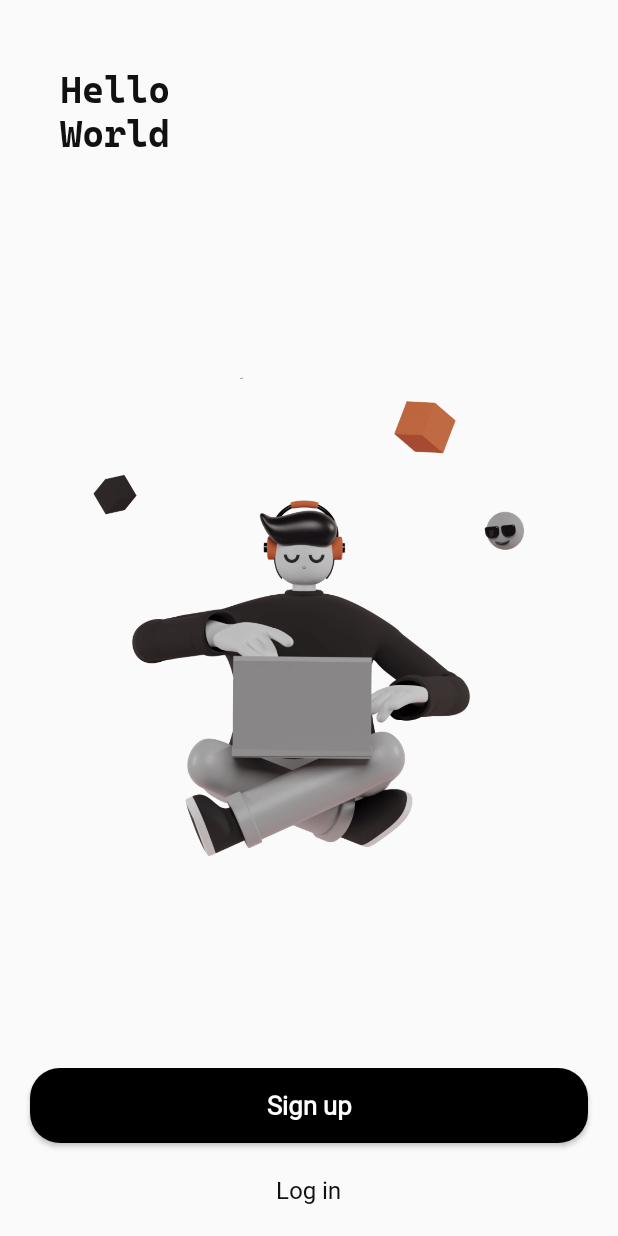
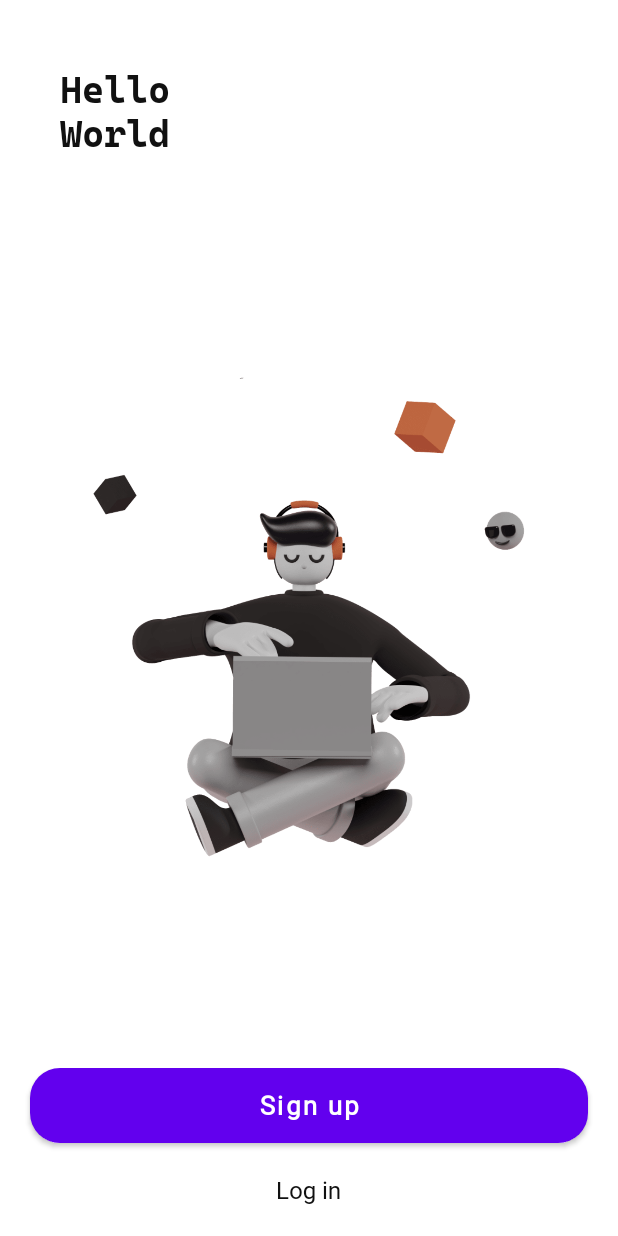
Before and after one commit to Kr-Ludal/Graduation_Project, an Android app: the screen it shows after launch (StartActivity), on a phone screen of 412 x 824 dp. Run offline under Robolectric (Android 15) with nearby library versions, the phone set to English and light mode, and no system bars; our stand-ins replace Firebase (no records; nobody signed in at launch, a user with empty details on screens opened directly); 1 statement that could not run was skipped.

Commit message:
테마 변경시 버튼 작동 불가로 인하여 테마 재변경

```diff
--- a/app/src/main/java/com/example/graduation_project/ui/Write/WriteActivity.kt
+++ b/app/src/main/java/com/example/graduation_project/ui/Write/WriteActivity.kt
@@ -36,7 +36,7 @@ class WriteActivity : AppCompatActivity() {
             .get(WriteViewModel::class.java)
 
         when (languageType) {
-            1 -> {code_editor.setEditorLanguage(PythonLanguage()) }
+            1 -> { code_editor.setEditorLanguage(PythonLanguage()) }
             2 -> { code_editor.setEditorLanguage(JavaLanguage()) }
             3 -> { code_editor.setEditorLanguage(JavaLanguage()) }
             4 -> { code_editor.setEditorLanguage(JavaLanguage()) }
--- a/app/src/main/res/values/themes.xml
+++ b/app/src/main/res/values/themes.xml
@@ -1,6 +1,6 @@
 <resources xmlns:tools="http://schemas.android.com/tools">
     <!-- Base application theme. -->
-    <style name="Theme.Graduation_Project" parent="Theme.AppCompat.Light.DarkActionBar">
+    <style name="Theme.Graduation_Project" parent="Theme.MaterialComponents.Light.DarkActionBar">
         <!-- Primary brand color. -->
         <item name="colorPrimary">@color/purple_500</item>
         <item name="colorPrimaryVariant">@color/white</item>
```
